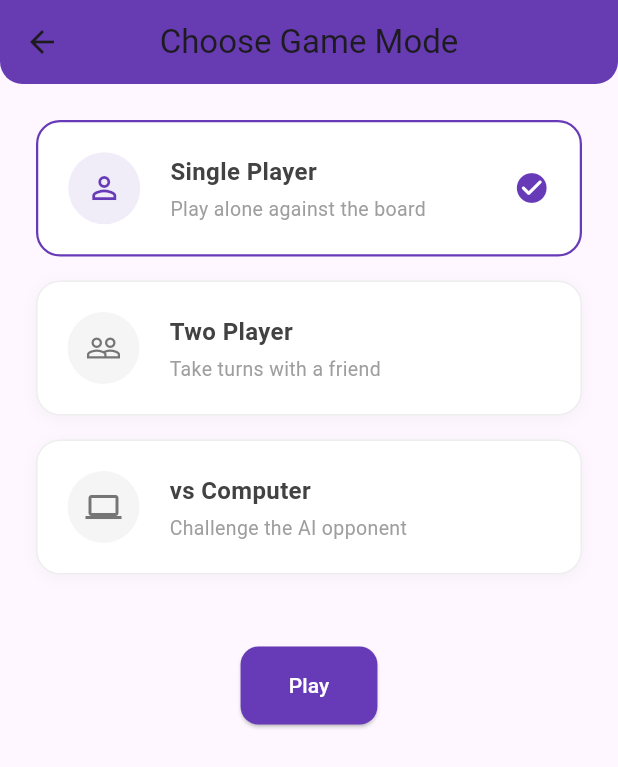
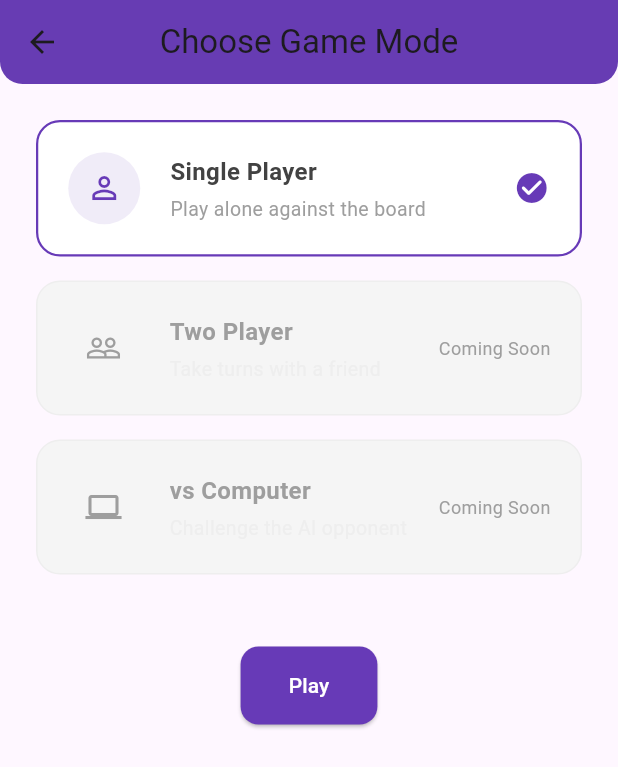
Before and after one commit to riadfar/minesweeper, a Flutter app: the GameModeScreen screen opened directly with sample values from the repository, on a phone screen of 412 x 824 dp. Shown: the top 767 px of the screen. Run offline on Flutter 3.47's test engine with Material 3 defaults, Android fonts, the phone set to English and light mode, and no system bars; our stand-ins replace equatable, flutter_bloc, hive, hive_flutter, just_audio; accounts and stored records are empty.

Commit message:
more cleaning

```diff
--- a/lib/cubit/save_load/save_load_cubit.dart
+++ b/lib/cubit/save_load/save_load_cubit.dart
@@ -71,7 +71,7 @@ class SaveLoadCubit extends Cubit<SaveLoadState> {
     } catch (e) {
       _errorHandler("update game", e);
     }
-      emit(state.copyWith(status: SaveLoadStatus.loaded));
+    emit(state.copyWith(status: SaveLoadStatus.loaded));
   }
 
   Future<void> deleteGame(int index) async {
--- a/lib/view/welcome/screens/game_mode_screen.dart
+++ b/lib/view/welcome/screens/game_mode_screen.dart
@@ -23,8 +23,7 @@ class GameModeScreen extends StatefulWidget {
 class _GameModeScreenState extends State<GameModeScreen> {
   @override
   Widget build(BuildContext context) {
-    return BlocConsumer<GameCubit, GameState>(
-      listener: (context, state) {},
+    return BlocBuilder<GameCubit, GameState>(
       builder: (context, state) {
         final cubit = context.read<GameCubit>();
         late GameMode gameMode = GameMode.singlePlayer;
@@ -35,17 +34,17 @@ class _GameModeScreenState extends State<GameModeScreen> {
             child: Column(
               children: [
                 ...modes.map(
-                  (mode) => ModeCard(
+                      (mode) => ModeCard(
                     title: mode.title,
                     subtitle: mode.subtitle,
                     icon: mode.iconData,
-                    isSelected:
-                        state
-                            .gameSave
-                            .gameList
-                            .games[state.gameSave.gameList.currentIndex]
-                            .mode ==
+                    isSelected: state
+                        .gameSave
+                        .gameList
+                        .games[state.gameSave.gameList.currentIndex]
+                        .mode ==
                         mode.gameMode,
+                    isEnabled: mode.gameMode == GameMode.singlePlayer, // Disable other modes
                     onTap: () {
                       setState(() {
                         gameMode = mode.gameMode;
@@ -62,6 +61,7 @@ class _GameModeScreenState extends State<GameModeScreen> {
                     initialGame.gameList.games.first.game.field.printField(
                       revealMines: true,
                     );
+                    cubit.resetGame(widget.config, state.gameSave.gameList.games.first.mode);
                     Navigator.push(
                       context,
                       MaterialPageRoute(
--- a/lib/view/welcome/widgets/mode_card.dart
+++ b/lib/view/welcome/widgets/mode_card.dart
@@ -5,8 +5,9 @@ import '../../../utils/constants.dart';
 class ModeCard extends StatelessWidget {
   final String title;
   final String subtitle;
-  final IconData icon; // Changed to IconData
+  final IconData icon;
   final bool isSelected;
+  final bool isEnabled;
   final VoidCallback onTap;
 
   const ModeCard({
@@ -14,6 +15,7 @@ class ModeCard extends StatelessWidget {
     required this.subtitle,
     required this.icon,
     required this.isSelected,
+    this.isEnabled = true,
     required this.onTap,
   });
 
@@ -22,19 +24,23 @@ class ModeCard extends StatelessWidget {
     return Padding(
       padding: const EdgeInsets.only(bottom: 16),
       child: InkWell(
-        onTap: onTap,
+        onTap: isEnabled ? onTap : null,
+        splashColor: isEnabled ? null : Colors.transparent,
+        highlightColor: isEnabled ? null : Colors.transparent,
         borderRadius: BorderRadius.circular(16),
         child: Container(
           padding: const EdgeInsets.all(20),
           decoration: BoxDecoration(
-            color: AppColor.white,
+            color: isEnabled ? AppColor.white : AppColor.grey1,
             borderRadius: BorderRadius.circular(16),
             border: Border.all(
-              color: isSelected ? AppColor.primary : AppColor.grey2,
+              color: isEnabled
+                  ? (isSelected ? AppColor.primary : AppColor.grey2)
+                  : AppColor.grey2,
               width: isSelected ? 1.5 : 1,
             ),
             boxShadow: [
-              if (!isSelected)
+              if (isEnabled && !isSelected)
                 BoxShadow(
                   color: Colors.grey.withAlpha(25),
                   blurRadius: 8,
@@ -47,16 +53,19 @@ class ModeCard extends StatelessWidget {
               Container(
                 padding: const EdgeInsets.all(12),
                 decoration: BoxDecoration(
-                  color:
-                  isSelected
+                  color: isEnabled
+                      ? (isSelected
                       ? AppColor.primary.withAlpha(25)
+                      : AppColor.grey1)
                       : AppColor.grey1,
                   shape: BoxShape.circle,
                 ),
                 child: Icon(
                   icon,
                   size: 24,
-                  color: isSelected ? AppColor.primary : AppColor.grey4,
+                  color: isEnabled
+                      ? (isSelected ? AppColor.primary : AppColor.grey4)
+                      : AppColor.grey3,
                 ),
               ),
               const SizedBox(width: 20),
@@ -69,7 +78,7 @@ class ModeCard extends StatelessWidget {
                       style: TextStyle(
                         fontSize: 16,
                         fontWeight: FontWeight.w600,
-                        color: AppColor.grey5,
+                        color: isEnabled ? AppColor.grey5 : AppColor.grey3,
                       ),
                     ),
                     const SizedBox(height: 4),
@@ -77,7 +86,7 @@ class ModeCard extends StatelessWidget {
                       subtitle,
                       style: TextStyle(
                         fontSize: 13,
-                        color: AppColor.grey3,
+                        color: isEnabled ? AppColor.grey3 : AppColor.grey2,
                         height: 1.4,
                       ),
                     ),
@@ -85,10 +94,18 @@ class ModeCard extends StatelessWidget {
                 ),
               ),
               if (isSelected)
-                 Icon(
+                Icon(
                   Icons.check_circle_rounded,
                   color: AppColor.primary,
                   size: 24,
+                ),
+              if (!isEnabled)
+                Text(
+                  'Coming Soon',
+                  style: TextStyle(
+                    color: AppColor.grey3,
+                    fontSize: 12,
+                  ),
                 ),
             ],
           ),
```
